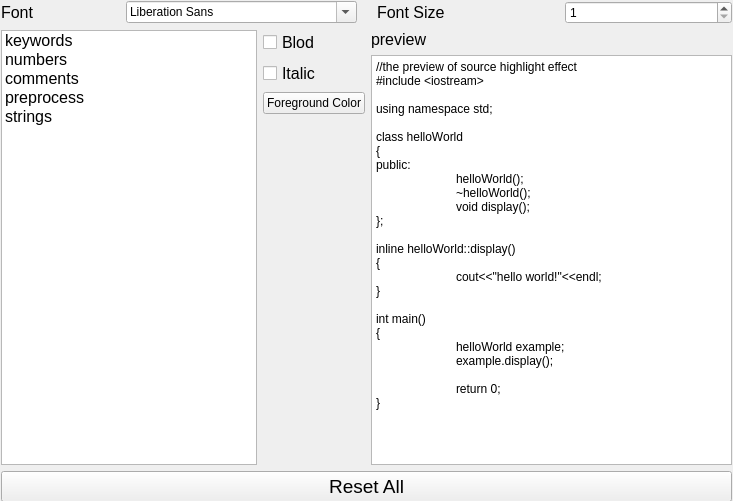
Old version of the form src/editorconfigdlg.ui in the repository fzyz999/crazy_coder.
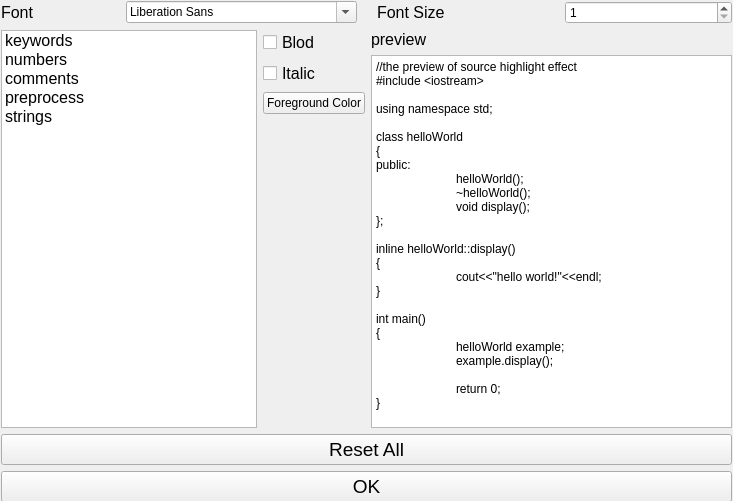
New version of the form.

```diff
--- a/src/editorconfigdlg.ui
+++ b/src/editorconfigdlg.ui
@@ -252,6 +252,18 @@
       </property>
      </widget>
     </item>
+    <item>
+     <widget class="QPushButton" name="pushButton">
+      <property name="font">
+       <font>
+        <pointsize>14</pointsize>
+       </font>
+      </property>
+      <property name="text">
+       <string>OK</string>
+      </property>
+     </widget>
+    </item>
    </layout>
   </widget>
  </widget>
```
